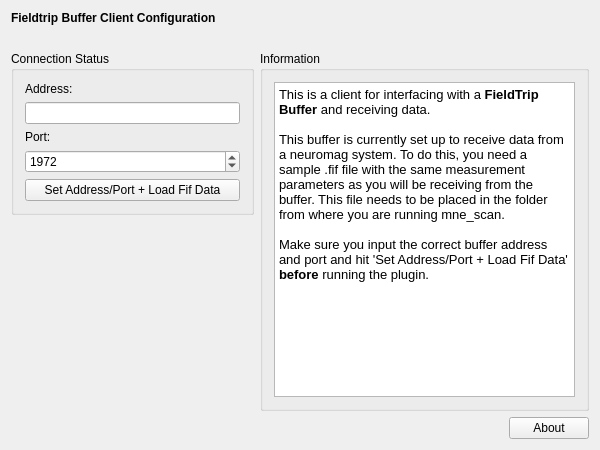
Qt form applications/mne_scan/plugins/ftbuffer/FormFiles/ftbuffersetup.ui (mne-tools/mne-cpp) before a commit.
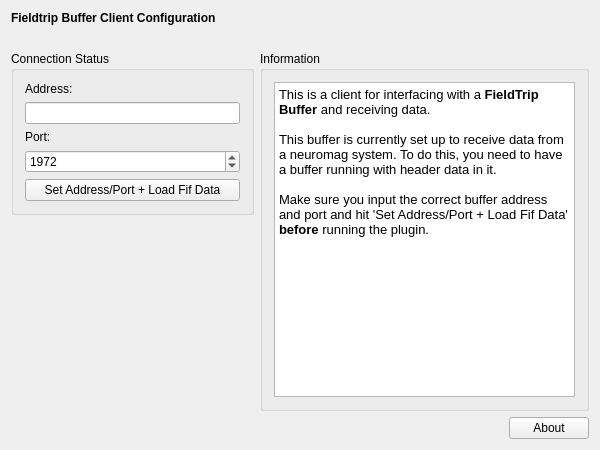
The same form after that commit.

Commit message: [ENH] Change ui message to reflect current best use case

The edit to the form file:
```diff
--- a/applications/mne_scan/plugins/ftbuffer/FormFiles/ftbuffersetup.ui
+++ b/applications/mne_scan/plugins/ftbuffer/FormFiles/ftbuffersetup.ui
@@ -73,7 +73,7 @@
 &lt;/style&gt;&lt;/head&gt;&lt;body style=&quot; font-family:'Sans'; font-size:10pt; font-weight:400; font-style:normal;&quot;&gt;
 &lt;p style=&quot; margin-top:0px; margin-bottom:0px; margin-left:0px; margin-right:0px; -qt-block-indent:0; text-indent:0px;&quot;&gt;&lt;span style=&quot; font-family:'Sans';&quot;&gt;This is a client for interfacing with a &lt;/span&gt;&lt;span style=&quot; font-family:'Sans'; font-weight:600;&quot;&gt;FieldTrip Buffer&lt;/span&gt;&lt;span style=&quot; font-family:'Sans';&quot;&gt; and receiving data. &lt;/span&gt;&lt;/p&gt;
 &lt;p style=&quot;-qt-paragraph-type:empty; margin-top:0px; margin-bottom:0px; margin-left:0px; margin-right:0px; -qt-block-indent:0; text-indent:0px; font-family:'Sans';&quot;&gt;&lt;br /&gt;&lt;/p&gt;
-&lt;p style=&quot; margin-top:0px; margin-bottom:0px; margin-left:0px; margin-right:0px; -qt-block-indent:0; text-indent:0px;&quot;&gt;&lt;span style=&quot; font-family:'Sans';&quot;&gt;This buffer is currently set up to receive data from a neuromag system. To do this, you need a sample .fif file with the same measurement parameters as you will be receiving from the buffer. This file needs to be placed in the folder from where you are running mne_scan. &lt;/span&gt;&lt;/p&gt;
+&lt;p style=&quot; margin-top:0px; margin-bottom:0px; margin-left:0px; margin-right:0px; -qt-block-indent:0; text-indent:0px;&quot;&gt;&lt;span style=&quot; font-family:'Sans';&quot;&gt;This buffer is currently set up to receive data from a neuromag system. To do this, you need to have a buffer running with header data in it.&lt;/span&gt;&lt;/p&gt;
 &lt;p style=&quot;-qt-paragraph-type:empty; margin-top:0px; margin-bottom:0px; margin-left:0px; margin-right:0px; -qt-block-indent:0; text-indent:0px; font-family:'Sans';&quot;&gt;&lt;br /&gt;&lt;/p&gt;
 &lt;p style=&quot; margin-top:0px; margin-bottom:0px; margin-left:0px; margin-right:0px; -qt-block-indent:0; text-indent:0px;&quot;&gt;&lt;span style=&quot; font-family:'Sans';&quot;&gt;Make sure you input the correct buffer address and port and hit 'Set Address/Port + Load Fif Data' &lt;/span&gt;&lt;span style=&quot; font-family:'Sans'; font-weight:600;&quot;&gt;before&lt;/span&gt;&lt;span style=&quot; font-family:'Sans';&quot;&gt; running the plugin.&lt;/span&gt;&lt;/p&gt;&lt;/body&gt;&lt;/html&gt;</string>
           </property>
```
